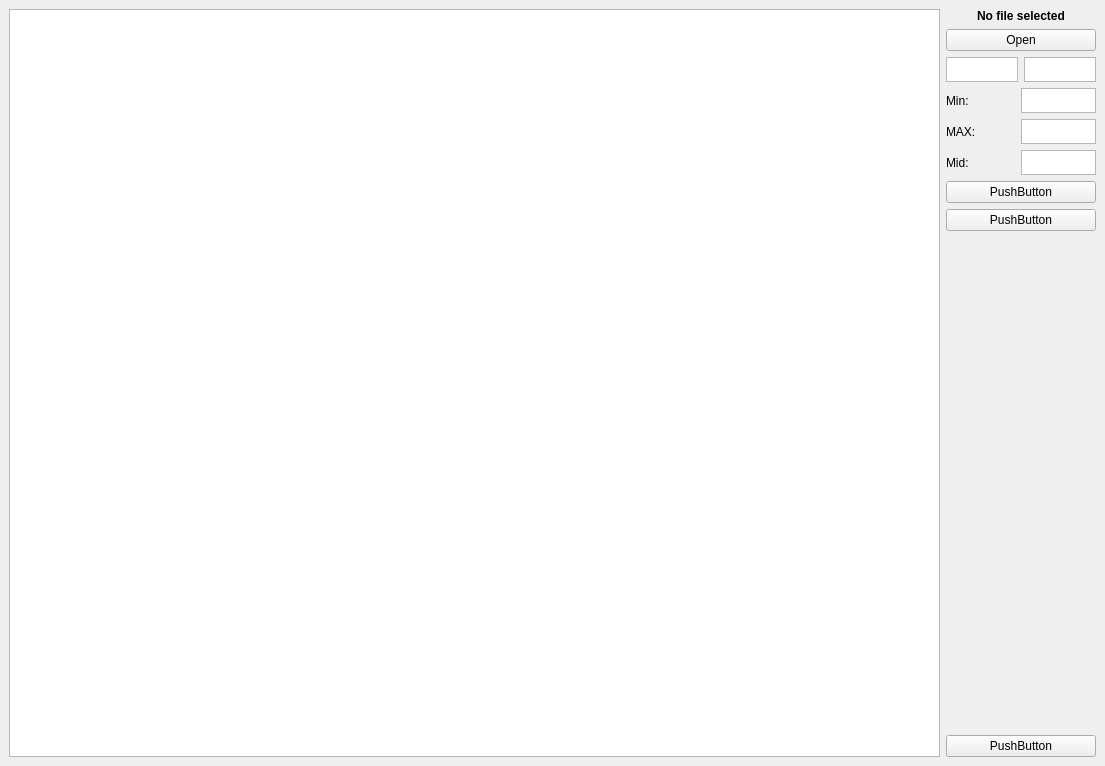
First picture: the form in mainwindow.ui, repository k3rnel1x/qt_op_labs_bmstu, before the edit.
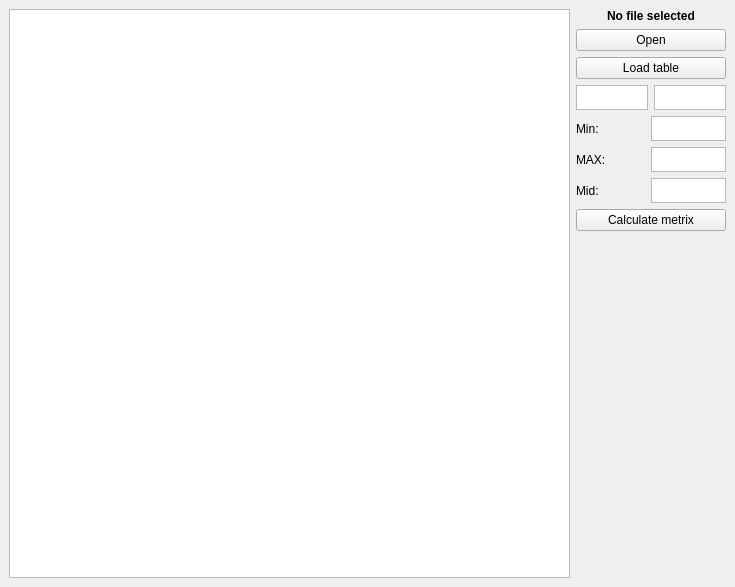
Second picture: the form after the edit.

Commit message: load_table operation works

The edit to the form file:
```diff
--- a/mainwindow.ui
+++ b/mainwindow.ui
@@ -6,8 +6,8 @@
    <rect>
     <x>0</x>
     <y>0</y>
-    <width>1105</width>
-    <height>766</height>
+    <width>735</width>
+    <height>587</height>
    </rect>
   </property>
   <property name="minimumSize">
@@ -22,7 +22,14 @@
   <widget class="QWidget" name="centralwidget">
    <layout class="QHBoxLayout" name="horizontalLayout_7" stretch="10,1">
     <item>
-     <widget class="QTableView" name="tableView"/>
+     <widget class="QTableView" name="tableView">
+      <property name="enabled">
+       <bool>true</bool>
+      </property>
+      <attribute name="verticalHeaderVisible">
+       <bool>false</bool>
+      </attribute>
+     </widget>
     </item>
     <item>
      <layout class="QVBoxLayout" name="verticalLayout_2">
@@ -55,6 +62,13 @@
         </property>
        </widget>
       </item>
+      <item>
+       <widget class="QPushButton" name="loadButton">
+        <property name="text">
+         <string>Load table</string>
+        </property>
+       </widget>
+      </item>
       <item>
        <layout class="QVBoxLayout" name="verticalLayout_3">
         <item>
@@ -212,14 +226,7 @@
       <item>
        <widget class="QPushButton" name="pushButton_4">
         <property name="text">
-         <string>PushButton</string>
-        </property>
-       </widget>
-      </item>
-      <item>
-       <widget class="QPushButton" name="pushButton_3">
-        <property name="text">
-         <string>PushButton</string>
+         <string>Calculate metrix</string>
         </property>
        </widget>
       </item>
@@ -236,13 +243,6 @@
         </property>
        </spacer>
       </item>
-      <item>
-       <widget class="QPushButton" name="pushButton_2">
-        <property name="text">
-         <string>PushButton</string>
-        </property>
-       </widget>
-      </item>
      </layout>
     </item>
    </layout>
```
Left out of the diff: 16 changed lines with no effect on the pictures. The commit also changes 14 other files.
